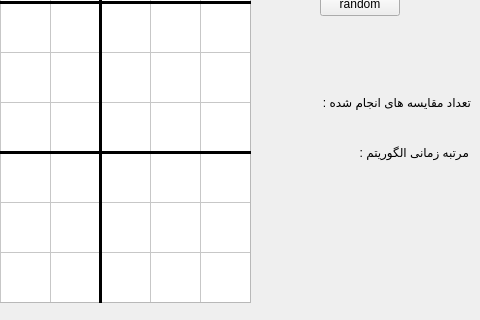
Before: the Qt Designer form mainwindow.ui in 6hidden9/Sudoku, drawn with Qt 5; both pictures show x 320 to 800 and y 148 to 468 of the 800 by 600 pixel window.
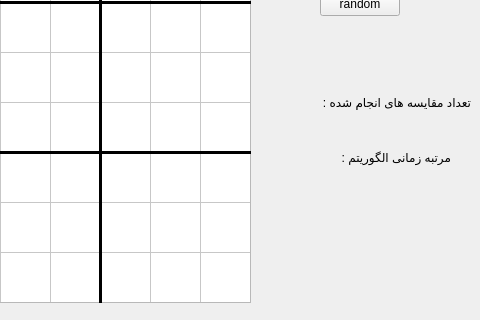
After: the same form once the commit is applied.

Diff of the .ui file:
```diff
--- a/mainwindow.ui
+++ b/mainwindow.ui
@@ -208,7 +208,7 @@
     <property name="geometry">
      <rect>
       <x>580</x>
-      <y>300</y>
+      <y>290</y>
       <width>71</width>
       <height>31</height>
      </rect>
@@ -220,8 +220,8 @@
    <widget class="QLabel" name="label_2">
     <property name="geometry">
      <rect>
-      <x>668</x>
-      <y>285</y>
+      <x>650</x>
+      <y>290</y>
       <width>121</width>
       <height>31</height>
      </rect>
```
